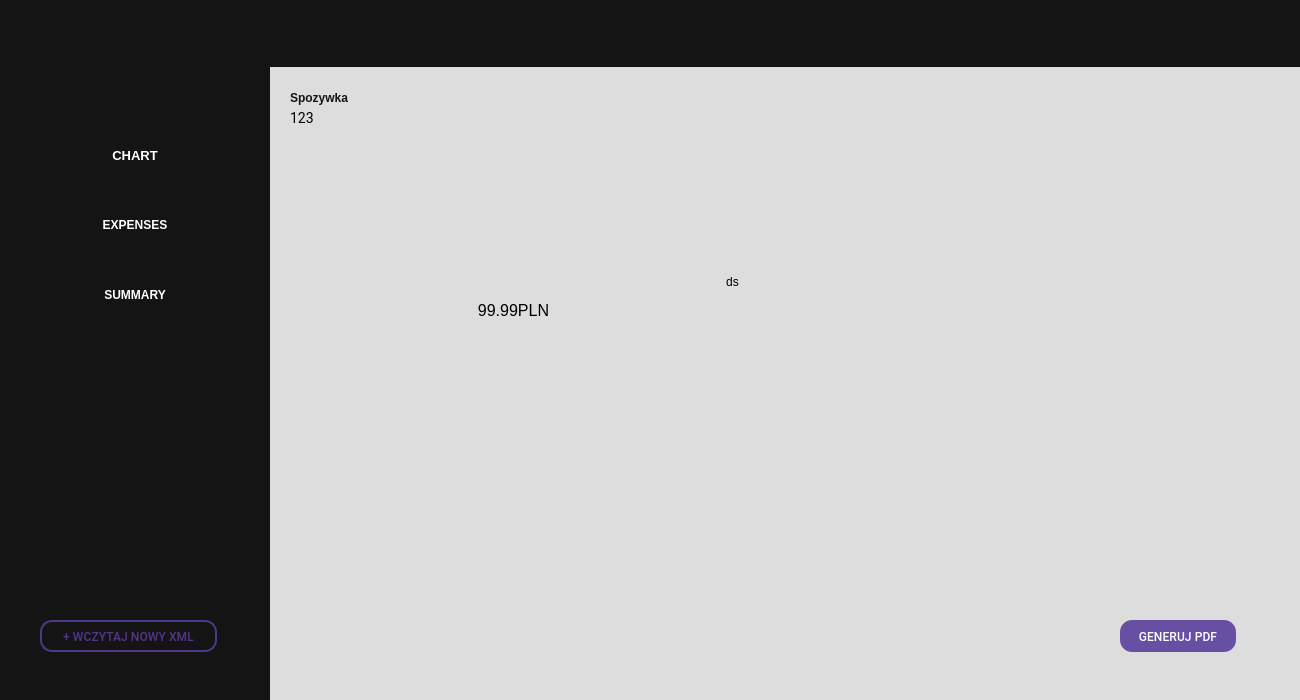
Above: mainwindow.ui from kolodziejpawel98/financial_report_app before the change. Below: the same form after it.
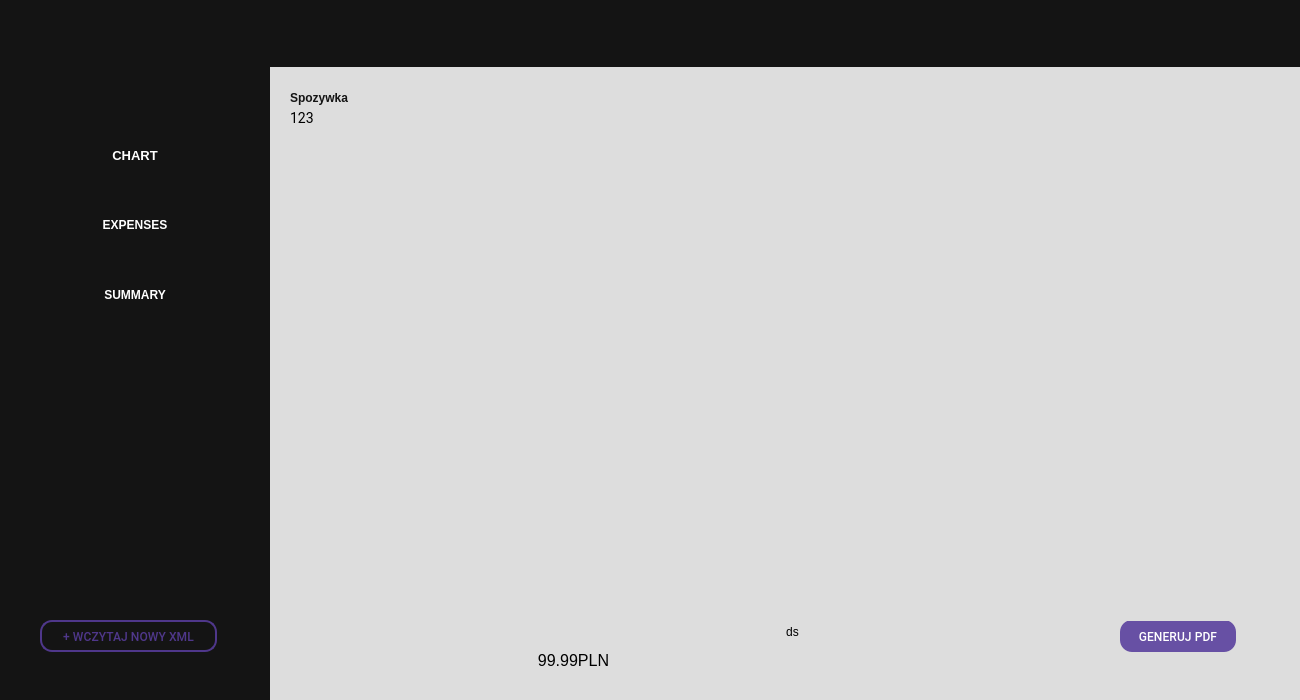
That is the form after the change. Icons and pictures are not drawn.

Commit message: better labels displaying

```diff
--- a/mainwindow.ui
+++ b/mainwindow.ui
@@ -369,8 +369,8 @@
      <widget class="QLabel" name="priceLabel">
       <property name="geometry">
        <rect>
-        <x>470</x>
-        <y>300</y>
+        <x>530</x>
+        <y>650</y>
         <width>87</width>
         <height>21</height>
        </rect>
@@ -396,8 +396,8 @@
      <widget class="QLabel" name="priceLabelDescription">
       <property name="geometry">
        <rect>
-        <x>500</x>
-        <y>260</y>
+        <x>560</x>
+        <y>610</y>
         <width>465</width>
         <height>43</height>
        </rect>
@@ -412,14 +412,24 @@
      <widget class="QWidget" name="gridLayoutWidget">
       <property name="geometry">
        <rect>
-        <x>367</x>
-        <y>362</y>
-        <width>871</width>
-        <height>221</height>
+        <x>300</x>
+        <y>530</y>
+        <width>941</width>
+        <height>91</height>
        </rect>
       </property>
       <layout class="QGridLayout" name="gridLayout"/>
      </widget>
+     <widget class="QWidget" name="groceriesLabelsContainer" native="true">
+      <property name="geometry">
+       <rect>
+        <x>290</x>
+        <y>130</y>
+        <width>981</width>
+        <height>161</height>
+       </rect>
+      </property>
+     </widget>
     </widget>
     <widget class="QWidget" name="pageLoadXmlFile">
      <widget class="QWidget" name="sidebar" native="true">
```
The commit also changes 2 other files.
